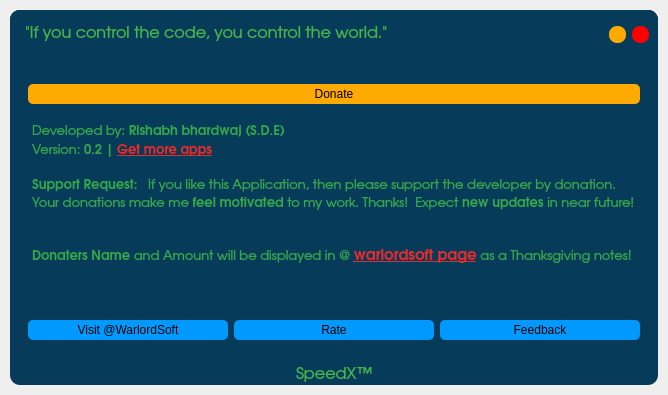
Qt form src/ui_main.ui (rishabh3354/SPEEDX) before a commit.
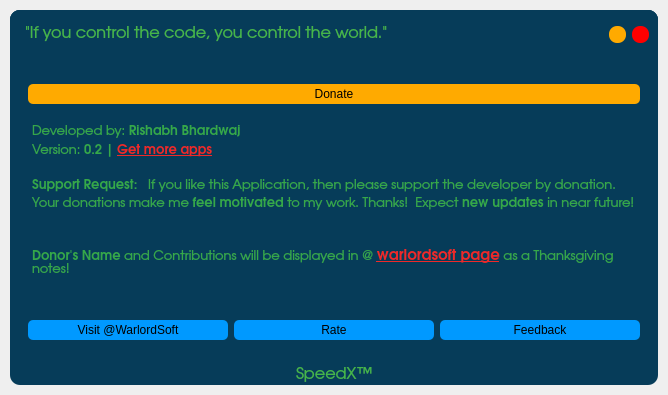
The same form after that commit. The open tabs and pages were chosen to show the change. Icons and pictures are not drawn.

What changed in the file:
```diff
--- a/src/ui_main.ui
+++ b/src/ui_main.ui
@@ -1475,13 +1475,13 @@
 p, li { white-space: pre-wrap; }
 &lt;/style&gt;&lt;/head&gt;&lt;body style=&quot; font-family:'URW Gothic'; font-size:11pt; font-weight:400; font-style:normal;&quot;&gt;
 &lt;p style=&quot; margin-top:0px; margin-bottom:0px; margin-left:0px; margin-right:0px; -qt-block-indent:0; text-indent:0px;&quot;&gt;&lt;img src=&quot;:/resource/resource/speedx.png&quot; height=&quot;20&quot; /&gt;&lt;/p&gt;
-&lt;p style=&quot; margin-top:0px; margin-bottom:0px; margin-left:0px; margin-right:0px; -qt-block-indent:0; text-indent:0px;&quot;&gt;&lt;span style=&quot; font-family:'Ubuntu'; font-size:10pt; color:#35a849;&quot;&gt;Developed by: &lt;/span&gt;&lt;span style=&quot; font-family:'Ubuntu'; font-size:10pt; font-weight:600; color:#35a849;&quot;&gt;Rishabh bhardwaj (S.D.E)&lt;/span&gt;&lt;/p&gt;
+&lt;p style=&quot; margin-top:0px; margin-bottom:0px; margin-left:0px; margin-right:0px; -qt-block-indent:0; text-indent:0px;&quot;&gt;&lt;span style=&quot; font-family:'Ubuntu'; font-size:10pt; color:#35a849;&quot;&gt;Developed by: &lt;/span&gt;&lt;span style=&quot; font-family:'Ubuntu'; font-size:10pt; font-weight:600; color:#35a849;&quot;&gt;Rishabh Bhardwaj&lt;/span&gt;&lt;/p&gt;
 &lt;p style=&quot; margin-top:0px; margin-bottom:0px; margin-left:0px; margin-right:0px; -qt-block-indent:0; text-indent:0px;&quot;&gt;&lt;span style=&quot; font-family:'Ubuntu'; font-size:10pt; color:#35a849;&quot;&gt;Version: &lt;/span&gt;&lt;span style=&quot; font-family:'Ubuntu'; font-size:10pt; font-weight:600; color:#35a849;&quot;&gt;0.2 | &lt;/span&gt;&lt;a href=&quot;https://snapcraft.io/search?q=rishabh&quot;&gt;&lt;span style=&quot; font-family:'Ubuntu'; font-size:10pt; font-weight:600; text-decoration: underline; color:#ef2929;&quot;&gt;Get more apps&lt;/span&gt;&lt;/a&gt;&lt;/p&gt;
 &lt;p style=&quot;-qt-paragraph-type:empty; margin-top:0px; margin-bottom:0px; margin-left:0px; margin-right:0px; -qt-block-indent:0; text-indent:0px; font-family:'Ubuntu'; font-size:10pt; color:#35a849;&quot;&gt;&lt;br /&gt;&lt;/p&gt;
 &lt;p style=&quot; margin-top:0px; margin-bottom:0px; margin-left:0px; margin-right:0px; -qt-block-indent:0; text-indent:0px;&quot;&gt;&lt;span style=&quot; font-family:'Ubuntu'; font-size:10pt; font-weight:600; color:#35a849;&quot;&gt;Support Request:&lt;/span&gt;&lt;span style=&quot; font-family:'Ubuntu'; font-size:10pt; color:#35a849;&quot;&gt;   If you like this Application, then please support the developer by donation. Your donations make me &lt;/span&gt;&lt;span style=&quot; font-family:'Ubuntu'; font-size:10pt; font-weight:600; color:#35a849;&quot;&gt;feel motivated&lt;/span&gt;&lt;span style=&quot; font-family:'Ubuntu'; font-size:10pt; color:#35a849;&quot;&gt; to my work. Thanks!  Expect &lt;/span&gt;&lt;span style=&quot; font-family:'Ubuntu'; font-size:10pt; font-weight:600; color:#35a849;&quot;&gt;new updates&lt;/span&gt;&lt;span style=&quot; font-family:'Ubuntu'; font-size:10pt; color:#35a849;&quot;&gt; in near future!&lt;/span&gt;&lt;/p&gt;
 &lt;p style=&quot;-qt-paragraph-type:empty; margin-top:0px; margin-bottom:0px; margin-left:0px; margin-right:0px; -qt-block-indent:0; text-indent:0px; font-family:'Ubuntu'; font-size:10pt; color:#35a849;&quot;&gt;&lt;br /&gt;&lt;/p&gt;
 &lt;p style=&quot;-qt-paragraph-type:empty; margin-top:0px; margin-bottom:0px; margin-left:0px; margin-right:0px; -qt-block-indent:0; text-indent:0px; font-family:'Ubuntu'; font-size:10pt; color:#35a849;&quot;&gt;&lt;br /&gt;&lt;/p&gt;
-&lt;p style=&quot; margin-top:0px; margin-bottom:0px; margin-left:0px; margin-right:0px; -qt-block-indent:0; text-indent:0px;&quot;&gt;&lt;span style=&quot; font-family:'Ubuntu'; font-size:10pt; font-weight:600; color:#35a849;&quot;&gt;Donaters Name&lt;/span&gt;&lt;span style=&quot; font-family:'Ubuntu'; font-size:10pt; color:#35a849;&quot;&gt; and Amount will be displayed in @ &lt;/span&gt;&lt;a href=&quot;https://warlordsoftwares.in/warlord_soft/dashboard/&quot;&gt;&lt;span style=&quot; font-family:'Ubuntu'; font-weight:600; text-decoration: underline; color:#ef2929;&quot;&gt;warlordsoft page&lt;/span&gt;&lt;/a&gt;&lt;span style=&quot; font-family:'Ubuntu'; font-size:10pt; color:#35a849;&quot;&gt; as a Thanksgiving notes!&lt;/span&gt;&lt;/p&gt;&lt;/body&gt;&lt;/html&gt;</string>
+&lt;p style=&quot; margin-top:0px; margin-bottom:0px; margin-left:0px; margin-right:0px; -qt-block-indent:0; text-indent:0px;&quot;&gt;&lt;span style=&quot; font-family:'Ubuntu'; font-size:10pt; font-weight:600; color:#35a849;&quot;&gt;Donor's Name&lt;/span&gt;&lt;span style=&quot; font-family:'Ubuntu'; font-size:10pt; color:#35a849;&quot;&gt; and Contributions will be displayed in @ &lt;/span&gt;&lt;a href=&quot;https://warlordsoftwares.in/warlord_soft/our_contributors/&quot;&gt;&lt;span style=&quot; font-family:'Ubuntu'; font-weight:600; text-decoration: underline; color:#ef2929;&quot;&gt;warlordsoft page&lt;/span&gt;&lt;/a&gt;&lt;span style=&quot; font-family:'Ubuntu'; font-size:10pt; color:#35a849;&quot;&gt; as a Thanksgiving notes!&lt;/span&gt;&lt;/p&gt;&lt;/body&gt;&lt;/html&gt;</string>
                   </property>
                   <property name="openExternalLinks">
                    <bool>true</bool>
```
Left out of the diff: 2 changed lines with no effect on the pictures.
